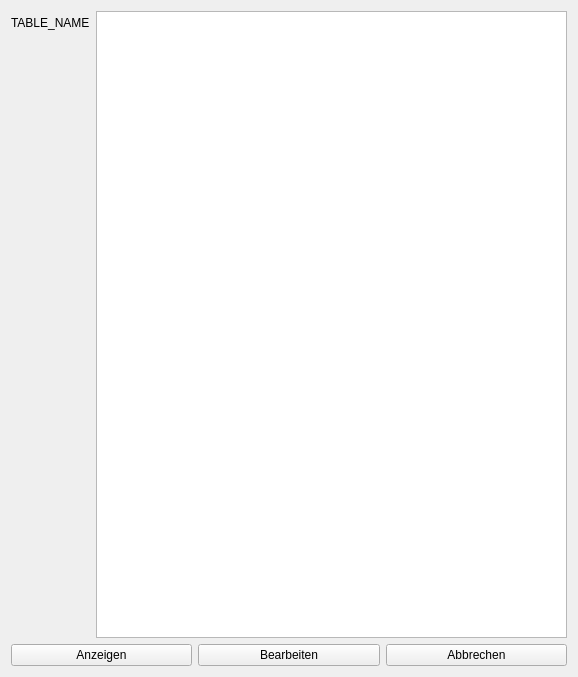
The window that app/view/search_widget.ui (UltimateCuB3R/DLMCSPSE01_D) describes before a commit, drawn with Qt 5.
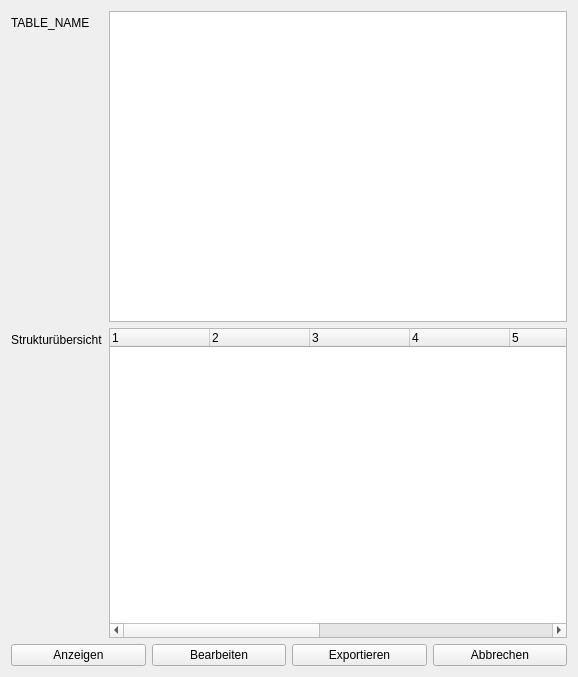
The same window after the commit.

Commit message: Sprint 4-4: modified get_data_top_down to return a deep structure according to child tables. implemented building the tree structure from the top-down data. implemented tree widgets in main_right.ui and search_widget.ui to show the data in a structured way. added export/print action and print_widget.ui to print an object. printing is currently restricted to creating a jpg of the tree widget. added definition of table hierarchy in relation tables via setting a top table in db_def.xml

```diff
--- a/app/view/search_widget.ui
+++ b/app/view/search_widget.ui
@@ -48,6 +48,82 @@
        </property>
       </widget>
      </item>
+     <item row="1" column="1">
+      <widget class="QTreeWidget" name="treeWidget">
+       <property name="editTriggers">
+        <set>QAbstractItemView::NoEditTriggers</set>
+       </property>
+       <property name="animated">
+        <bool>true</bool>
+       </property>
+       <property name="wordWrap">
+        <bool>false</bool>
+       </property>
+       <property name="columnCount">
+        <number>10</number>
+       </property>
+       <attribute name="headerCascadingSectionResizes">
+        <bool>false</bool>
+       </attribute>
+       <column>
+        <property name="text">
+         <string notr="true">1</string>
+        </property>
+       </column>
+       <column>
+        <property name="text">
+         <string notr="true">2</string>
+        </property>
+       </column>
+       <column>
+        <property name="text">
+         <string notr="true">3</string>
+        </property>
+       </column>
+       <column>
+        <property name="text">
+         <string notr="true">4</string>
+        </property>
+       </column>
+       <column>
+        <property name="text">
+         <string notr="true">5</string>
+        </property>
+       </column>
+       <column>
+        <property name="text">
+         <string notr="true">6</string>
+        </property>
+       </column>
+       <column>
+        <property name="text">
+         <string notr="true">7</string>
+        </property>
+       </column>
+       <column>
+        <property name="text">
+         <string notr="true">8</string>
+        </property>
+       </column>
+       <column>
+        <property name="text">
+         <string notr="true">9</string>
+        </property>
+       </column>
+       <column>
+        <property name="text">
+         <string notr="true">10</string>
+        </property>
+       </column>
+      </widget>
+     </item>
+     <item row="1" column="0">
+      <widget class="QLabel" name="label_tree">
+       <property name="text">
+        <string>Strukturübersicht</string>
+       </property>
+      </widget>
+     </item>
     </layout>
    </item>
    <item>
@@ -66,6 +142,13 @@
        </property>
       </widget>
      </item>
+     <item>
+      <widget class="QPushButton" name="pushButton_export">
+       <property name="text">
+        <string>Exportieren</string>
+       </property>
+      </widget>
+     </item>
      <item>
       <widget class="QPushButton" name="pushButton_cancel">
        <property name="text">
```
The commit also changes 7 other files.
